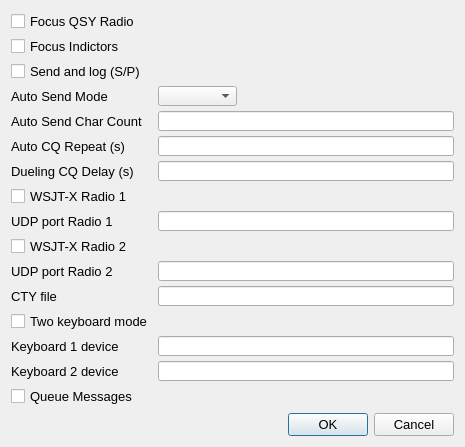
Old version of the form so2sdr/settingsdialog.ui in the repository n4ogw/so2sdr.
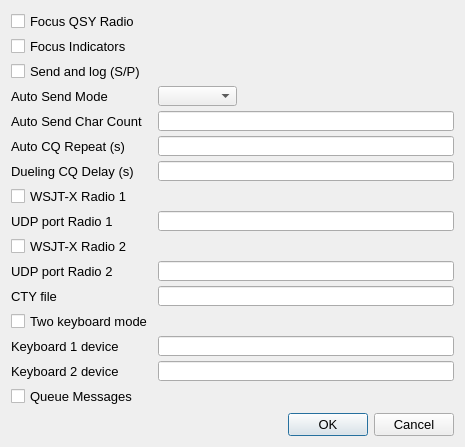
New version of the form.

Commit message: fix typo in general settings dialog

The edit to the form file:
```diff
--- a/so2sdr/settingsdialog.ui
+++ b/so2sdr/settingsdialog.ui
@@ -83,7 +83,7 @@
         <string>LED indicators to show audio and transmit focus</string>
        </property>
        <property name="text">
-        <string>Focus Indictors</string>
+        <string>Focus Indicators</string>
        </property>
       </widget>
      </item>
```
